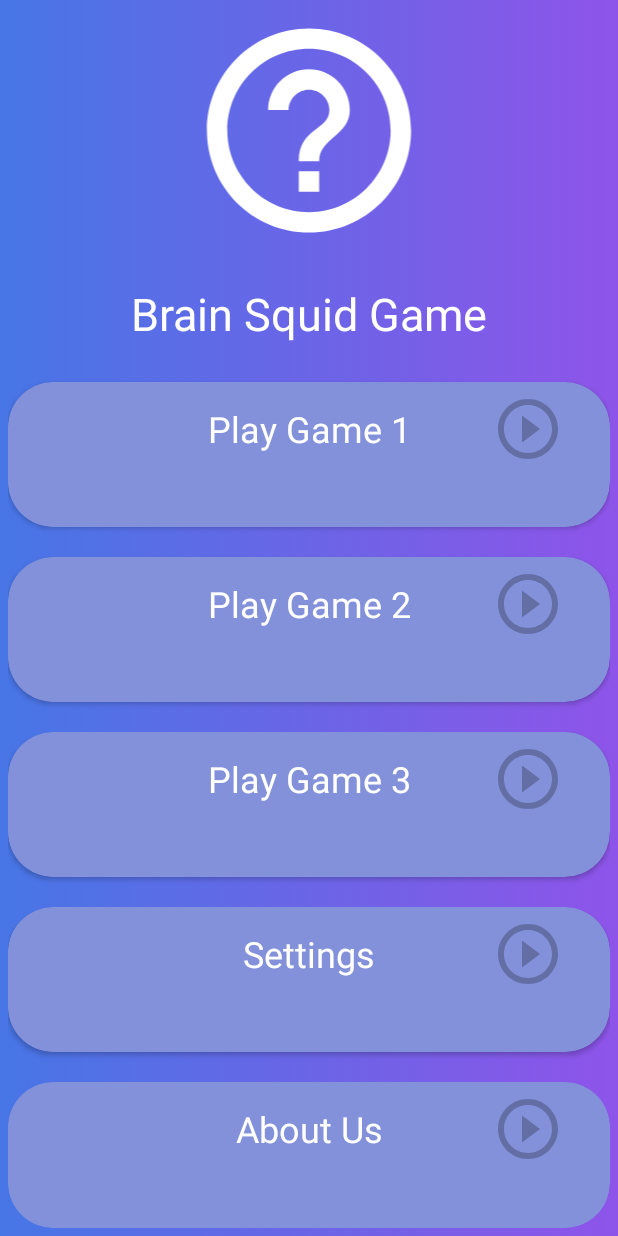
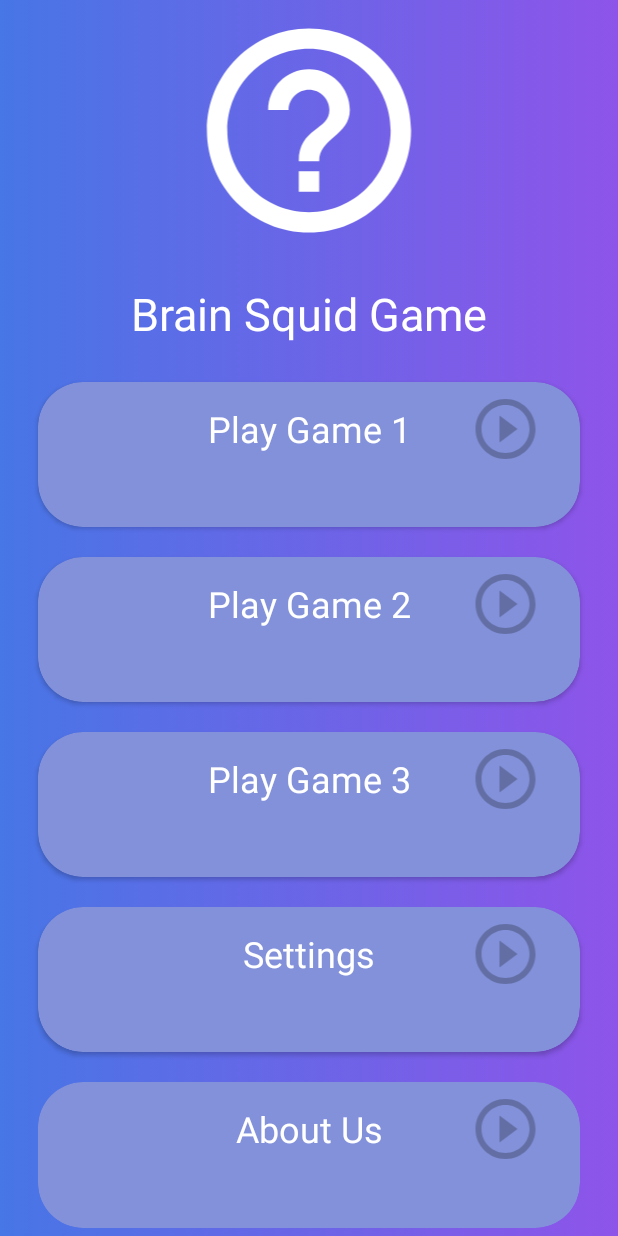
Before and after one commit to MrUchqun/BrainSquidGame, an Android app: the screen it shows after launch (MainActivity), on a phone screen of 412 x 824 dp. Run offline under Robolectric (Android 15) with nearby library versions, the phone set to English and light mode, and no system bars.

Commit message:
layout activity main update!

```diff
--- a/app/src/main/res/layout/activity_main.xml
+++ b/app/src/main/res/layout/activity_main.xml
@@ -41,7 +41,9 @@
                 app:cardCornerRadius="30dp"
                 android:layout_height="0dp"
                 android:layout_weight="17"
-                android:focusable="true">
+                android:focusable="true"
+                android:layout_marginRight="20dp"
+                android:layout_marginLeft="20dp">
 
                 <FrameLayout
                     android:layout_width="match_parent"
@@ -50,7 +52,6 @@
                         android:layout_width="match_parent"
                         android:layout_height="match_parent"
                         android:orientation="horizontal"
-                        android:paddingVertical="7dp"
                         app:cardBackgroundColor="#5E5B5B">
 
                         <TextView
@@ -94,7 +95,9 @@
                 app:cardCornerRadius="30dp"
                 android:layout_height="0dp"
                 android:layout_weight="17"
-                android:focusable="true">
+                android:focusable="true"
+                android:layout_marginRight="20dp"
+                android:layout_marginLeft="20dp">
 
                 <FrameLayout
                     android:layout_width="match_parent"
@@ -103,7 +106,6 @@
                         android:layout_width="match_parent"
                         android:layout_height="match_parent"
                         android:orientation="horizontal"
-                        android:paddingVertical="7dp"
                         app:cardBackgroundColor="#5E5B5B">
 
                         <TextView
@@ -147,7 +149,9 @@
                 app:cardCornerRadius="30dp"
                 android:layout_height="0dp"
                 android:layout_weight="17"
-                android:focusable="true">
+                android:focusable="true"
+                android:layout_marginRight="20dp"
+                android:layout_marginLeft="20dp">
 
                 <FrameLayout
                     android:layout_width="match_parent"
@@ -156,7 +160,6 @@
                         android:layout_width="match_parent"
                         android:layout_height="match_parent"
                         android:orientation="horizontal"
-                        android:paddingVertical="7dp"
                         app:cardBackgroundColor="#5E5B5B">
 
                         <TextView
@@ -200,7 +203,9 @@
                 app:cardCornerRadius="30dp"
                 android:layout_height="0dp"
                 android:layout_weight="17"
-                android:focusable="true">
+                android:focusable="true"
+                android:layout_marginRight="20dp"
+                android:layout_marginLeft="20dp">
 
                 <FrameLayout
                     android:layout_width="match_parent"
@@ -209,7 +214,6 @@
                         android:layout_width="match_parent"
                         android:layout_height="match_parent"
                         android:orientation="horizontal"
-                        android:paddingVertical="7dp"
                         app:cardBackgroundColor="#5E5B5B">
 
                         <TextView
@@ -253,7 +257,9 @@
                 app:cardCornerRadius="30dp"
                 android:layout_height="0dp"
                 android:layout_weight="17"
-                android:focusable="true">
+                android:focusable="true"
+                android:layout_marginRight="20dp"
+                android:layout_marginLeft="20dp">
 
                 <FrameLayout
                     android:layout_width="match_parent"
@@ -262,7 +268,6 @@
                         android:layout_width="match_parent"
                         android:layout_height="match_parent"
                         android:orientation="horizontal"
-                        android:paddingVertical="7dp"
                         app:cardBackgroundColor="#5E5B5B">
 
                         <TextView
```
